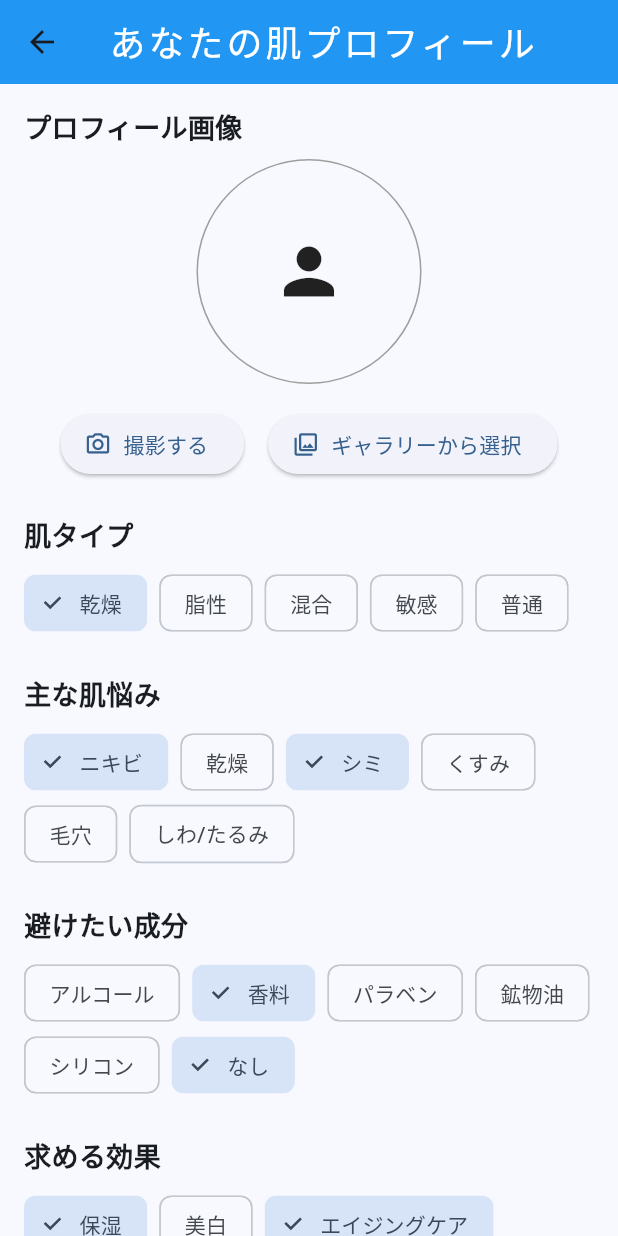
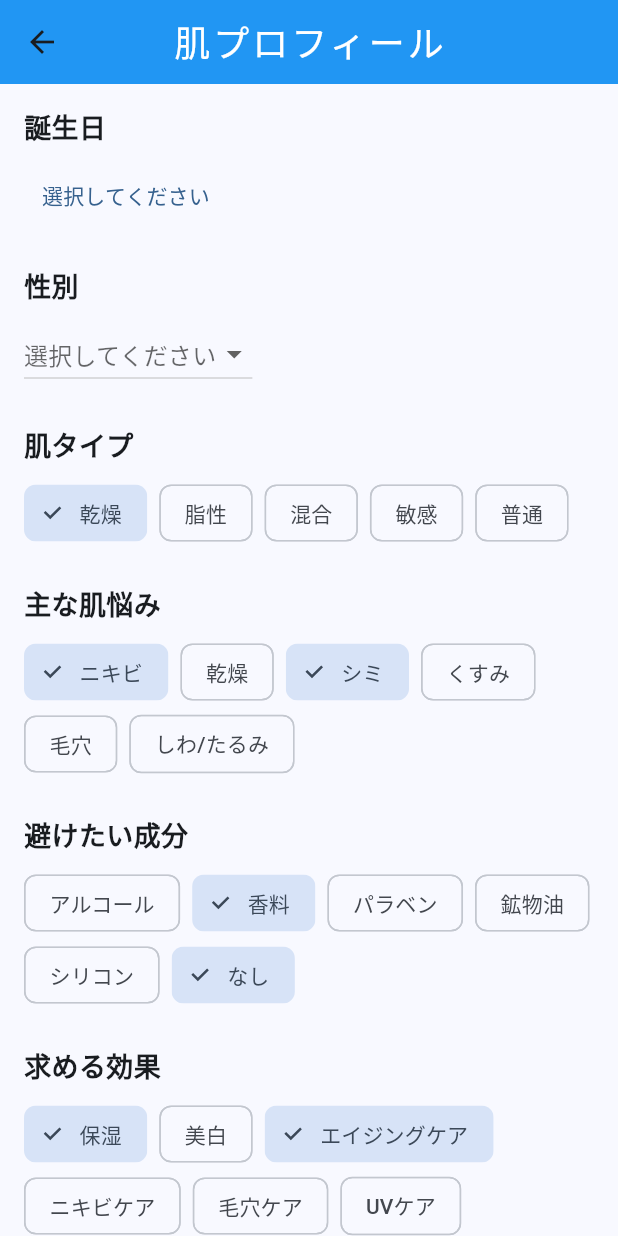
Before and after one commit to panchorange/cosmetic_ingredient_analysis, a Flutter app: the screen it shows after launch, item 2 of the bottom bar chosen, on a phone screen of 412 x 824 dp. Run offline on Flutter 3.47's test engine with Material 3 defaults, Android fonts, the phone set to English and light mode, and no system bars; our stand-ins replace firebase_core, firebase_storage, image_picker; accounts and stored records are empty.

Commit message:
update:年齢と性別を入力欄に追加。アップロード対象にも含めた

```diff
--- a/lib/main.dart
+++ b/lib/main.dart
@@ -1,4 +1,5 @@
 import 'package:flutter/material.dart';
+import 'package:flutter_localizations/flutter_localizations.dart';
 import 'package:firebase_core/firebase_core.dart';
 import 'package:provider/provider.dart';
 import 'viewmodels/picture_viewmodel.dart';
@@ -16,7 +17,6 @@ void main() async {
         print('Failed to initialize Firebase:');
         print('Error: $e');
         print('Stack trace: $stackTrace');
-    // Firebaseの初期化に失敗してもアプリは起動する
     }
     runApp(const CosmeAnalyzer());
 }
@@ -36,6 +36,16 @@ class CosmeAnalyzer extends StatelessWidget {
                 theme: ThemeData(
                     colorScheme: ColorScheme.fromSeed(seedColor: Colors.blue),
                 ),
+                localizationsDelegates: const [
+                    GlobalMaterialLocalizations.delegate,
+                    GlobalWidgetsLocalizations.delegate,
+                    GlobalCupertinoLocalizations.delegate,
+                ],
+                supportedLocales: const [
+                    Locale('ja', 'JP'),
+                    Locale('en', 'US'),
+                ],
+                locale: const Locale('ja', 'JP'),
                 home: Builder(
                     builder: (context) {
                         return const UserHomePage();
--- a/lib/models/skin_profile.dart
+++ b/lib/models/skin_profile.dart
@@ -1,4 +1,6 @@
 class SkinProfile {
+    final DateTime birthDate;
+    final String gender;
     final String skinType;
     final Set<String> skinProblems;
     final Set<String> avoidIngredients;
@@ -6,6 +8,8 @@ class SkinProfile {
     final String? note;
 
     SkinProfile({
+        required this.birthDate,
+        required this.gender,
         required this.skinType,
         required this.skinProblems,
         required this.avoidIngredients,
@@ -16,6 +20,8 @@ class SkinProfile {
     // JSONからモデルを作成
     factory SkinProfile.fromJson(Map<String, dynamic> json) {
         return SkinProfile(
+            birthDate: json['birthDate'] as DateTime,
+            gender: json['gender'] as String,
             skinType: json['skinType'] as String,
             skinProblems: Set<String>.from(json['skinProblems'] as List),
             avoidIngredients: Set<String>.from(json['avoidIngredients'] as List),
@@ -27,6 +33,8 @@ class SkinProfile {
     // モデルをJSONに変換
     Map<String, dynamic> toJson() {
         return {
+            'birthDate': birthDate,
+            'gender': gender,
             'skinType': skinType,
             'skinProblems': skinProblems.toList(),
             'avoidIngredients': avoidIngredients.toList(),
--- a/lib/viewmodels/skin_profile_viewmodel.dart
+++ b/lib/viewmodels/skin_profile_viewmodel.dart
@@ -9,6 +9,8 @@ class SkinProfileViewModel extends ChangeNotifier {
 
     // プロフィールの保存
     void saveProfile({
+        required DateTime birthDate,
+        required String gender,
         required String skinType,
         required Set<String> skinProblems,
         required Set<String> avoidIngredients,
@@ -16,6 +18,8 @@ class SkinProfileViewModel extends ChangeNotifier {
         String? note,
     }) {
         _profile = SkinProfile(
+            birthDate: birthDate,
+            gender: gender,
             skinType: skinType,
             skinProblems: skinProblems,
             avoidIngredients: avoidIngredients,
--- a/lib/views/skin_profile_page.dart
+++ b/lib/views/skin_profile_page.dart
@@ -13,6 +13,8 @@ class SkinProfilePage extends StatefulWidget {
 
 class _SkinProfilePageState extends State<SkinProfilePage> {
     // 選択状態を管理する変数
+    DateTime? selectedBirthDate;
+    String? selectedGender;
     String selectedSkinType = '乾燥';
     final Set<String> selectedSkinProblems = {'ニキビ', 'シミ'};
     final Set<String> selectedAvoidIngredients = {'香料', 'なし'};
@@ -26,7 +28,7 @@ class _SkinProfilePageState extends State<SkinProfilePage> {
             appBar: AppBar(
                 backgroundColor: Colors.blue,
                 title: const Text(
-                    'あなたの肌プロフィール',
+                    '肌プロフィール',
                     style: TextStyle(
                         color: Colors.white,
                         fontSize: 24,
@@ -41,71 +43,64 @@ class _SkinProfilePageState extends State<SkinProfilePage> {
                 child: Column(
                     crossAxisAlignment: CrossAxisAlignment.start,
                     children: [
-                        // 画像選択部分を追加
-                        const Text('プロフィール画像', style: TextStyle(fontSize: 18, fontWeight: FontWeight.bold)),
+                        // 誕生日選択
+                        const Text('誕生日', style: TextStyle(fontSize: 18, fontWeight: FontWeight.bold)),
                         const SizedBox(height: 8),
-                        Center(
-                            child: Column(
+                        Row(
                             children: [
-                                    if (_selectedImage != null)
-                                        Container(
-                                            width: 150,
-                                            height: 150,
-                                            decoration: BoxDecoration(
-                                                border: Border.all(color: Colors.grey),
-                                                borderRadius: BorderRadius.circular(75),
+                                TextButton(
+                                    onPressed: () async {
+                                        final DateTime? picked = await showDatePicker(
+                                            context: context,
+                                            initialDate: selectedBirthDate ?? DateTime.now(),
+                                            firstDate: DateTime(1900),
+                                            lastDate: DateTime.now(),
+                                        );
+                                        if (picked != null) {
+                                            setState(() {
+                                                selectedBirthDate = picked;
+                                            });
+                                        }
+                                    },
+                                    child: Text(
+                                        selectedBirthDate != null
+                                            ? '${selectedBirthDate!.year}年${selectedBirthDate!.month}月${selectedBirthDate!.day}日'
+                                            : '選択してください',
                                     ),
-                                            child: ClipRRect(
-                                                borderRadius: BorderRadius.circular(75),
-                                                child: Image.file(
-                                                    _selectedImage!,
-                                                    fit: BoxFit.cover,
-                                                ),
-                                            ),
-                                        )
-                                    else
-                                        Container(
-                                            width: 150,
-                                            height: 150,
-                                            decoration: BoxDecoration(
-                                                border: Border.all(color: Colors.grey),
-                                                borderRadius: BorderRadius.circular(75),
-                                            ),
-                                            child: const Center(
-                                                child: Icon(Icons.person, size: 50),
-                                            ),
-                                        ),
-                                    const SizedBox(height: 16),
-                                    Row(
-                                        mainAxisAlignment: MainAxisAlignment.center,
-                                        children: [
-                                            ElevatedButton.icon(
-                                                onPressed: () async {
-                                                    final viewModel = Provider.of<PictureViewModel>(context, listen: false);
-                                                    await viewModel.takePhoto();
-                                                    setState(() {
-                                                        _selectedImage = viewModel.selectedImage;
-                                                    });
-                                                },
-                                                icon: const Icon(Icons.camera_alt_outlined),
-                                                label: const Text('撮影する'),
-                                            ),
-                                            const SizedBox(width: 16),
-                                            ElevatedButton.icon(
-                                                onPressed: () async {
-                                                    final viewModel = Provider.of<PictureViewModel>(context, listen: false);
-                                                    await viewModel.pickFromGallery();
-                                                    setState(() {
-                                                        _selectedImage = viewModel.selectedImage;
-                                                    });
-                                                },
-                                                icon: const Icon(Icons.photo_library_outlined),
-                                                label: const Text('ギャラリーから選択'),
                                 ),
                             ],
                         ),
+                        const SizedBox(height: 24),
+
+                        // 性別選択
+                        const Text('性別', style: TextStyle(fontSize: 18, fontWeight: FontWeight.bold)),
+                        const SizedBox(height: 8),
+                        Row(
+                            children: [
+                                DropdownButton<String>(
+                                    value: selectedGender,
+                                    hint: const Text('選択してください'),
+                                    items: const [
+                                        DropdownMenuItem(
+                                            value: 'male',
+                                            child: Text('男性'),
+                                        ),
+                                        DropdownMenuItem(
+                                            value: 'female',
+                                            child: Text('女性'),
+                                        ),
+                                        DropdownMenuItem(
+                                            value: 'other',
+                                            child: Text('その他'),
+                                        ),
                                     ],
+                                    onChanged: (String? newValue) {
+                                        setState(() {
+                                            selectedGender = newValue;
+                                        });
+                                    },
                                 ),
+                            ],
                         ),
                         const SizedBox(height: 24),
 
@@ -223,6 +218,8 @@ class _SkinProfilePageState extends State<SkinProfilePage> {
                                     // ViewModelに保存
                                     final viewModel = Provider.of<SkinProfileViewModel>(context, listen: false);
                                     viewModel.saveProfile(
+                                        birthDate: selectedBirthDate ?? DateTime.now(),
+                                        gender: selectedGender ?? 'other',
                                         skinType: selectedSkinType,
                                         skinProblems: selectedSkinProblems,
                                         avoidIngredients: selectedAvoidIngredients,
@@ -232,6 +229,8 @@ class _SkinProfilePageState extends State<SkinProfilePage> {
 
                                     // 保存された内容を確認
                                     print('=== 保存されたプロフィール ===');
+                                    print('誕生日: ${selectedBirthDate?.year}年${selectedBirthDate?.month}月${selectedBirthDate?.day}日');
+                                    print('性別: $selectedGender');
                                     print('肌タイプ: $selectedSkinType');
                                     print('主な肌悩み: $selectedSkinProblems');
                                     print('避けたい成分: $selectedAvoidIngredients');
--- a/lib/views/user_home.dart
+++ b/lib/views/user_home.dart
@@ -56,9 +56,9 @@ class UserHomePage extends StatelessWidget {
                                                     ),
                                                 ),
                                                 SizedBox(height: 10),
-                                                Text('1. コスメ製品を撮影またはアップロード'),
-                                                Text('2. AIが成分を解析します'),
-                                                Text('3. あなたのプロフィールに基づいてアドバイス'),
+                                                Text('1. プロフィールを入力（初回のみ）'),
+                                                Text('2. コスメ製品を撮影またはアップロード'),
+                                                Text('3. 分析結果を確認'),
                                             ],
                                         ),
                                     ),
--- a/pubspec.yaml
+++ b/pubspec.yaml
@@ -29,6 +29,8 @@ environment:
 # versions available, run `flutter pub outdated`.
 dependencies:
   flutter:
+    sdk: flutter
+  flutter_localizations:
     sdk: flutter
 
   # The following adds the Cupertino Icons font to your application.
```
Also changed, not shown: lib/viewmodels/picture_viewmodel.dart (+17 -0 lines), pubspec.lock. Lines whose indentation alone changed are shown as unchanged.
